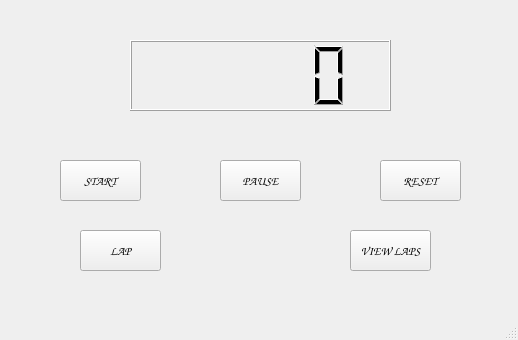
Above: stopwatch.ui from eambacher26/first-project before the change. Below: the same form after it.
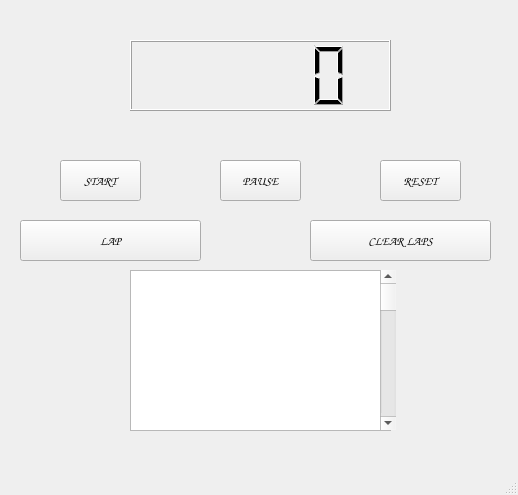
That is the form after the change.

```diff
--- a/stopwatch.ui
+++ b/stopwatch.ui
@@ -7,7 +7,7 @@
     <x>0</x>
     <y>0</y>
     <width>518</width>
-    <height>340</height>
+    <height>495</height>
    </rect>
   </property>
   <property name="windowTitle">
@@ -71,9 +71,9 @@
    <widget class="QPushButton" name="lap">
     <property name="geometry">
      <rect>
-      <x>80</x>
-      <y>230</y>
-      <width>81</width>
+      <x>20</x>
+      <y>220</y>
+      <width>181</width>
       <height>41</height>
      </rect>
     </property>
@@ -86,24 +86,6 @@
      <string>LAP</string>
     </property>
    </widget>
-   <widget class="QPushButton" name="viewlap">
-    <property name="geometry">
-     <rect>
-      <x>350</x>
-      <y>230</y>
-      <width>81</width>
-      <height>41</height>
-     </rect>
-    </property>
-    <property name="font">
-     <font>
-      <family>Comic Sans MS</family>
-     </font>
-    </property>
-    <property name="text">
-     <string>VIEW LAPS</string>
-    </property>
-   </widget>
    <widget class="QLCDNumber" name="lcdNumber">
     <property name="geometry">
      <rect>
@@ -114,6 +96,47 @@
      </rect>
     </property>
    </widget>
+   <widget class="QTextEdit" name="textEdit">
+    <property name="geometry">
+     <rect>
+      <x>130</x>
+      <y>270</y>
+      <width>261</width>
+      <height>161</height>
+     </rect>
+    </property>
+   </widget>
+   <widget class="QScrollBar" name="verticalScrollBar">
+    <property name="geometry">
+     <rect>
+      <x>380</x>
+      <y>270</y>
+      <width>16</width>
+      <height>160</height>
+     </rect>
+    </property>
+    <property name="orientation">
+     <enum>Qt::Vertical</enum>
+    </property>
+   </widget>
+   <widget class="QPushButton" name="clearlaps">
+    <property name="geometry">
+     <rect>
+      <x>310</x>
+      <y>220</y>
+      <width>181</width>
+      <height>41</height>
+     </rect>
+    </property>
+    <property name="font">
+     <font>
+      <family>Comic Sans MS</family>
+     </font>
+    </property>
+    <property name="text">
+     <string>CLEAR LAPS</string>
+    </property>
+   </widget>
   </widget>
   <widget class="QMenuBar" name="menubar">
    <property name="geometry">
```
